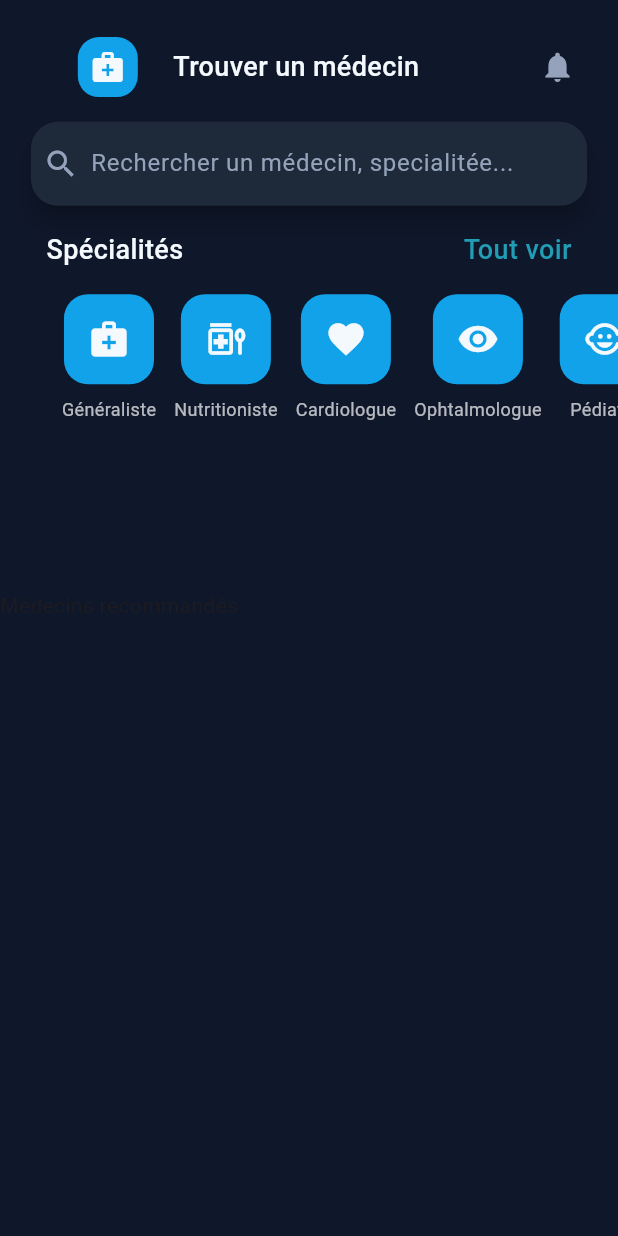
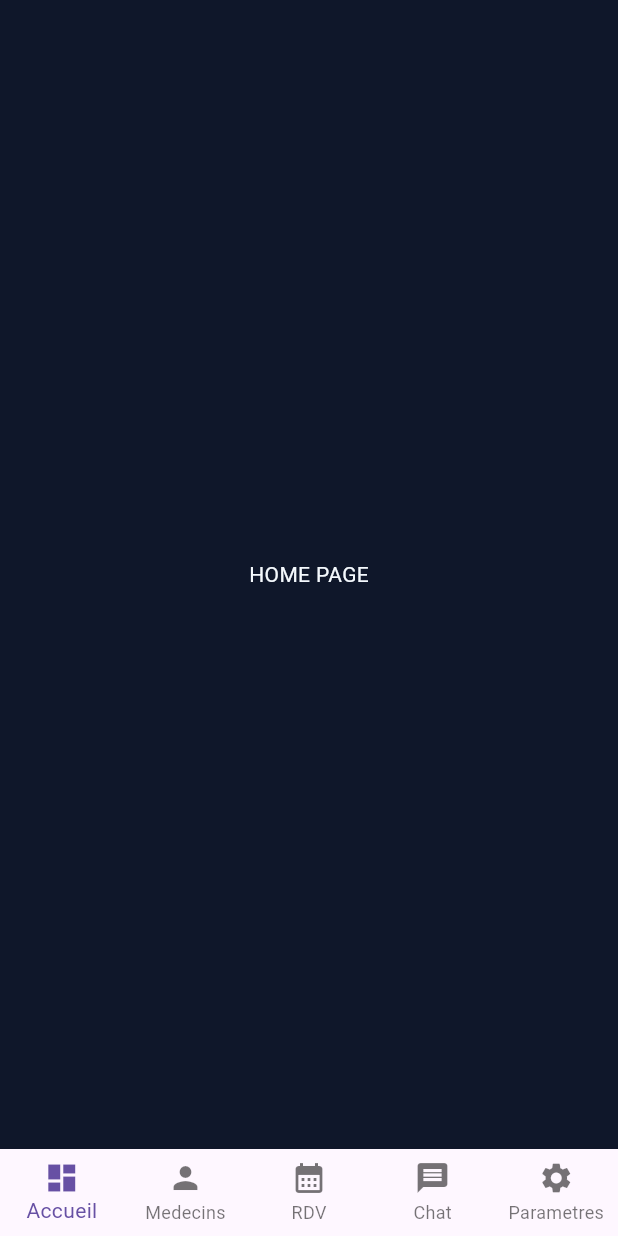
Before and after one commit to azertica/PatientJammSante, a Flutter app: the screen it shows after launch, on a phone screen of 412 x 824 dp. Run offline on Flutter 3.47's test engine with Material 3 defaults, Android fonts, the phone set to English and light mode, and no system bars.

Commit message:
Starting BottomNavBar

```diff
--- /dev/null
+++ b/lib/Medecin/Layouts/HomePageScreen.dart
@@ -0,0 +1,46 @@
+import 'package:flutter/material.dart';
+import 'package:patient_jamm_sante/Medecin/Layouts/MedecinList.screen.dart';
+import 'package:patient_jamm_sante/Core/Theme.dart';
+
+class HomePageScreen extends StatefulWidget {
+  const HomePageScreen({super.key});
+
+  @override
+  State<HomePageScreen> createState() => _HomePageScreenState();
+}
+
+class _HomePageScreenState extends State<HomePageScreen> {
+  int currentIndex = 0;
+
+  void navigateBottomNavBar(int index){
+    setState(() {
+      currentIndex = index;
+    });
+  }
+
+  List<Widget> pages = [
+    //Tempory
+    Center(child: Text("HOME PAGE", style: TextStyle(color: ThemeColor().primaryColor))),
+    Medecinlistscreen()
+  ];
+
+  @override
+  Widget build(BuildContext context) {
+    return Scaffold(
+        body: pages[currentIndex],
+        backgroundColor: ThemeColor().primaryBgColor,
+        bottomNavigationBar: BottomNavigationBar(
+          onTap: navigateBottomNavBar,
+          currentIndex: currentIndex,
+          type: BottomNavigationBarType.fixed,
+          items: [
+            BottomNavigationBarItem(icon: Icon(Icons.dashboard), label: "Accueil"),
+            BottomNavigationBarItem(icon: Icon(Icons.person), label: "Medecins"),
+            BottomNavigationBarItem(icon: Icon(Icons.calendar_month), label: "RDV"),
+            BottomNavigationBarItem(icon: Icon(Icons.message), label: "Chat"),
+            BottomNavigationBarItem(icon: Icon(Icons.settings), label: "Parametres")
+          ]
+        ),
+      );
+  }
+}
--- a/lib/Medecin/Layouts/MedecinList.screen.dart
+++ b/lib/Medecin/Layouts/MedecinList.screen.dart
@@ -81,10 +81,13 @@ class Medecinlistscreen extends StatelessWidget {
               )
             ),
             SizedBox(
-              height: heightScreen * 0.04,
-            ),
-            Container(
-              child: Text("Médecins recommandés"),
+              width: widthScreen,
+              child: Row(
+                children: [
+                  SizedBox(width: widthScreen * 0.08),
+                  Text("Médecins recommandés", style: TextStyle(color: ThemeColor().primaryColor, fontSize: 18, fontWeight: FontWeight.w500))
+                ],
+              ),
             )
           ],
         )
--- a/lib/main.dart
+++ b/lib/main.dart
@@ -1,6 +1,5 @@
 import 'package:flutter/material.dart';
-import 'package:patient_jamm_sante/Medecin/Layouts/MedecinList.screen.dart';
-import 'Core/Theme.dart';
+import 'package:patient_jamm_sante/Medecin/Layouts/HomePageScreen.dart';
 
 void main() {
   runApp(const MyApp());
@@ -14,11 +13,7 @@ class MyApp extends StatelessWidget {
   Widget build(BuildContext context) {
     return MaterialApp(
       debugShowCheckedModeBanner: false,
-      home: Scaffold(
-        body: Medecinlistscreen(),
-        backgroundColor: ThemeColor().primaryBgColor,
-        //bottomNavigationBar: ,
-      ),
+      home: HomePageScreen(),
     );
   }
 }
```
Also changed, not shown: lib/Core/speciality_list_export.json (deleted, +0 -52 lines).
